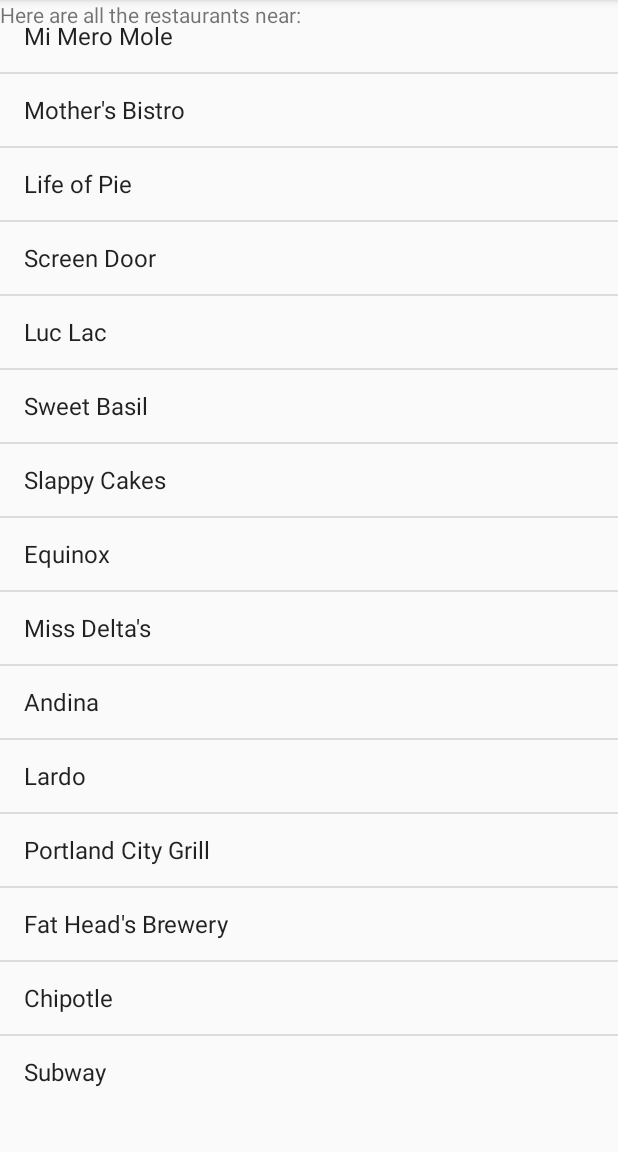
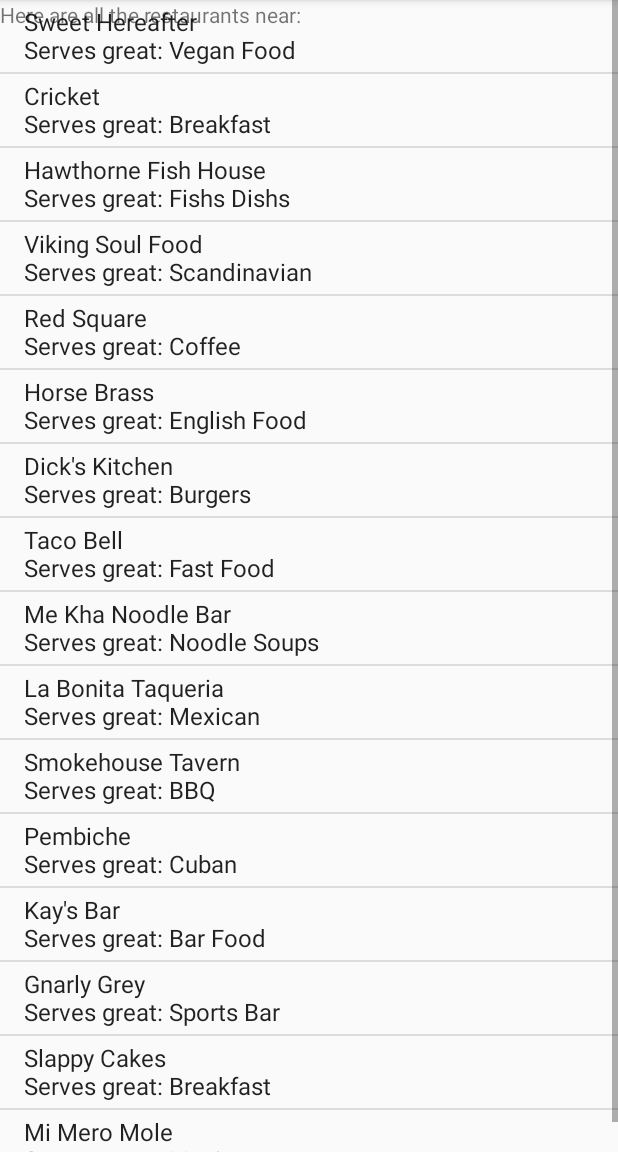
Before and after one commit to ashmortar/myRestaurants-androidStudio3, an Android app: the screen it shows after launch (RestaurantsActivity), after a tap on "FIND RESTAURANTS", on a phone screen of 412 x 824 dp, the part 84-1236 px from its top. Run offline under Robolectric (Android 15) with nearby library versions, the phone set to English and light mode, and no system bars; our stand-ins replace ButterKnife.

Commit message:
Continue to Tuesday lessons.

```diff
--- a/app/build.gradle
+++ b/app/build.gradle
@@ -2,21 +2,19 @@ apply plugin: 'com.android.application'
 
 android {
     compileSdkVersion 26
+    useLibrary 'org.apache.http.legacy'
     buildToolsVersion "26.0.1"
-    useLibrary 'org.apache.http.legacy'
+    repositories {
+        mavenCentral()
+        jcenter()
+    }
     defaultConfig {
         applicationId "com.example.guest.myrestaurants"
-        testInstrumentationRunner "android.support.test.runner.AndroidJUnitRunner"
         minSdkVersion 15
         targetSdkVersion 26
         versionCode 1
         versionName "1.0"
         testInstrumentationRunner "android.support.test.runner.AndroidJUnitRunner"
-
-        repositories {
-            mavenCentral()
-            jcenter()
-        }
     }
     buildTypes {
         release {
@@ -36,7 +34,8 @@ dependencies {
     }
     compile 'com.android.support:appcompat-v7:26.+'
     compile 'com.android.support.constraint:constraint-layout:1.0.2'
-    testCompile 'junit:junit:4.12'
     testCompile 'org.robolectric:robolectric:3.0'
     testCompile 'org.robolectric:shadows-support-v4:3.0'
+    testCompile 'junit:junit:4.12'
+    compile 'com.jakewharton:butterknife:7.0.1'
 }
--- a/app/src/main/java/com/example/guest/myrestaurants/MainActivity.java
+++ b/app/src/main/java/com/example/guest/myrestaurants/MainActivity.java
@@ -3,21 +3,26 @@ package com.example.guest.myrestaurants;
 import android.content.Intent;
 import android.support.v7.app.AppCompatActivity;
 import android.os.Bundle;
-import android.util.Log;
 import android.view.View;
 import android.widget.Button;
 import android.widget.EditText;
+import android.widget.TextView;
+
+import butterknife.Bind;
+import butterknife.ButterKnife;
+
 
 public class MainActivity extends AppCompatActivity {
-    private Button mFindRestaurantsButton;
-    private EditText mLocationEditText;
+    @Bind(R.id.findRestaurantsButton) Button mFindRestaurantsButton;
+    @Bind(R.id.locationEditText) EditText mLocationEditText;
+    @Bind(R.id.appNameTextView) TextView mAppNameTextView;
 
     @Override
     protected void onCreate(Bundle savedInstanceState) {
         super.onCreate(savedInstanceState);
         setContentView(R.layout.activity_main);
-        mLocationEditText = (EditText) findViewById(R.id.locationEditText);
-        mFindRestaurantsButton = (Button) findViewById(R.id.findRestaurantsButton);
+        ButterKnife.bind(this);
+
         mFindRestaurantsButton.setOnClickListener(new View.OnClickListener() {
             @Override
                 public void onClick(View v) {
--- /dev/null
+++ b/app/src/main/java/com/example/guest/myrestaurants/MyRestaurantsArrayAdapter/MyRestaurantsArrayAdapter.java
@@ -0,0 +1,29 @@
+package com.example.guest.myrestaurants.MyRestaurantsArrayAdapter;
+
+import android.content.Context;
+import android.widget.ArrayAdapter;
+
+public class MyRestaurantsArrayAdapter extends ArrayAdapter {
+    private Context mContext;
+    private String[] mRestaurants;
+    private String[] mCuisines;
+
+    public MyRestaurantsArrayAdapter(Context mContext, int resource, String[] mRestaurants, String[] mCuisines) {
+        super(mContext, resource);
+        this.mContext = mContext;
+        this.mRestaurants = mRestaurants;
+        this.mCuisines = mCuisines;
+    }
+
+    @Override
+    public Object getItem(int position) {
+        String restaurant = mRestaurants[position];
+        String cuisine = mCuisines[position];
+        return String.format("%s \nServes great: %s", restaurant, cuisine);
+    }
+
+    @Override
+    public int getCount() {
+        return mRestaurants.length;
+    }
+}
--- a/app/src/main/java/com/example/guest/myrestaurants/RestaurantsActivity.java
+++ b/app/src/main/java/com/example/guest/myrestaurants/RestaurantsActivity.java
@@ -3,31 +3,35 @@ package com.example.guest.myrestaurants;
 import android.content.Intent;
 import android.support.v7.app.AppCompatActivity;
 import android.os.Bundle;
+import android.util.Log;
 import android.view.View;
 import android.widget.AdapterView;
-import android.widget.ArrayAdapter;
 import android.widget.ListView;
 import android.widget.TextView;
 import android.widget.Toast;
 
+import com.example.guest.myrestaurants.MyRestaurantsArrayAdapter.MyRestaurantsArrayAdapter;
+
+import butterknife.Bind;
+import butterknife.ButterKnife;
+
 public class RestaurantsActivity extends AppCompatActivity {
-    private TextView mLocationTextView;
-    private ListView mListView;
-    private String[] restaurants = new String[] {"Mi Mero Mole", "Mother's Bistro",
-            "Life of Pie", "Screen Door", "Luc Lac", "Sweet Basil",
-            "Slappy Cakes", "Equinox", "Miss Delta's", "Andina",
-            "Lardo", "Portland City Grill", "Fat Head's Brewery",
-            "Chipotle", "Subway"};
+    @Bind(R.id.locationTextView) TextView mLocationTextView;
+    @Bind(R.id.listView) ListView mListView;
+    public static final String TAG = RestaurantsActivity.class.getSimpleName();
+
+    private String[] restaurants = new String[] {"Sweet Hereafter", "Cricket", "Hawthorne Fish House", "Viking Soul Food", "Red Square", "Horse Brass", "Dick's Kitchen", "Taco Bell", "Me Kha Noodle Bar", "La Bonita Taqueria", "Smokehouse Tavern", "Pembiche", "Kay's Bar", "Gnarly Grey", "Slappy Cakes", "Mi Mero Mole" };
+
+    private String[] cuisines = new String[] {"Vegan Food", "Breakfast", "Fishs Dishs", "Scandinavian", "Coffee", "English Food", "Burgers", "Fast Food", "Noodle Soups", "Mexican", "BBQ", "Cuban", "Bar Food", "Sports Bar", "Breakfast", "Mexican" };
 
     @Override
     protected void onCreate(Bundle savedInstanceState) {
         super.onCreate(savedInstanceState);
         setContentView(R.layout.activity_restaurants);
+        ButterKnife.bind(this);
 
-        mListView = (ListView) findViewById(R.id.listView);
-        mLocationTextView = (TextView) findViewById(R.id.locationTextView);
-
-        ArrayAdapter adapter = new ArrayAdapter(this, android.R.layout.simple_list_item_1, restaurants);
+        MyRestaurantsArrayAdapter adapter = new MyRestaurantsArrayAdapter(this, android.R.layout.simple_list_item_1, restaurants, cuisines);
+//        ArrayAdapter adapter = new ArrayAdapter(this, android.R.layout.simple_list_item_1, restaurants);
         mListView.setAdapter(adapter);
 
         mListView.setOnItemClickListener(new AdapterView.OnItemClickListener() {
@@ -35,10 +39,12 @@ public class RestaurantsActivity extends AppCompatActivity {
             public void onItemClick(AdapterView<?> adapterView, View view, int i, long l) {
                 String restaurant = ((TextView)view).getText().toString();
                 Toast.makeText(RestaurantsActivity.this, restaurant, Toast.LENGTH_LONG).show();
+                Log.v(TAG, "In the onItemClickListener!");
             }
         });
         Intent intent = getIntent();
         String location = intent.getStringExtra("location");
         mLocationTextView.setText("Here are all the restaurants near: " + location);
+        Log.d(TAG, "In on the onCreate method!");
     }
 }
```
Also changed, not shown: 2 other files.
